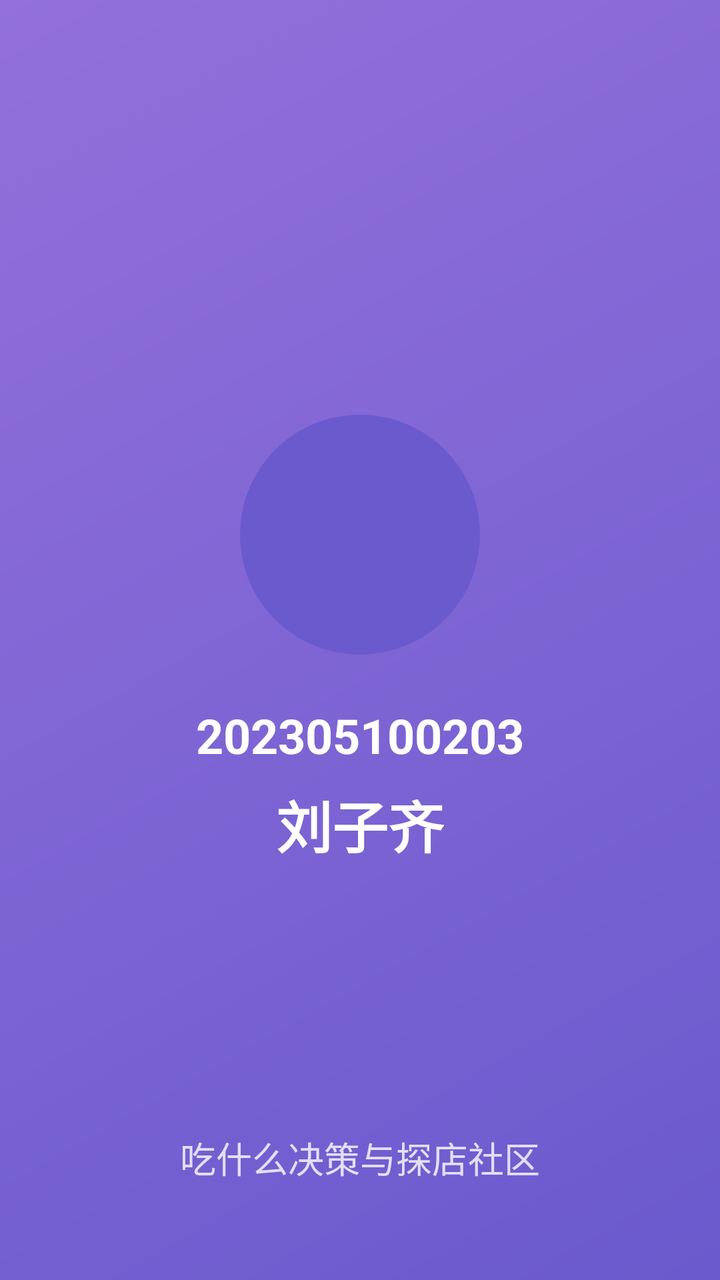
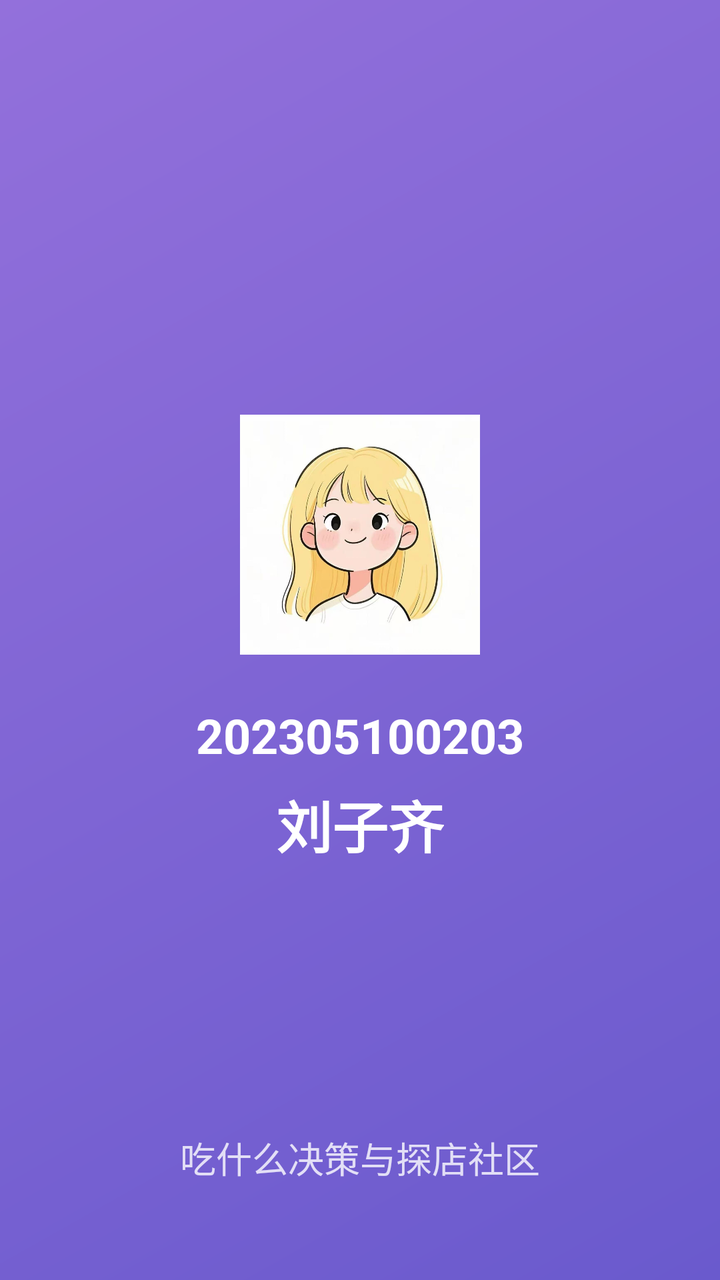

Compare the two renders of this Android layout. The source of the first and the diff that turns it into the second are given below.
<!-- AndroidManifest.xml: activity theme Theme.FoodsApp.Splash -->
<!-- res/layout/activity_splash.xml -->
<?xml version="1.0" encoding="utf-8"?>
<RelativeLayout xmlns:android="http://schemas.android.com/apk/res/android"
    android:layout_width="match_parent"
    android:layout_height="match_parent"
    android:background="@drawable/bg_gradient">

    <LinearLayout
        android:layout_width="wrap_content"
        android:layout_height="wrap_content"
        android:layout_centerInParent="true"
        android:orientation="vertical"
        android:gravity="center_horizontal"
        android:padding="32dp">

        
        <ImageView
            android:id="@+id/iv_avatar"
            android:layout_width="120dp"
            android:layout_height="120dp"
            android:src="@drawable/ic_default_avatar"
            android:contentDescription="头像"
            android:scaleType="centerCrop"
            android:layout_marginBottom="24dp"
            android:elevation="8dp"
            android:outlineProvider="background"
            android:clipToOutline="true"/>

        
        <TextView
            android:id="@+id/tv_student_id"
            android:layout_width="wrap_content"
            android:layout_height="wrap_content"
            android:text="202305100203"
            android:textSize="24sp"
            android:textColor="@color/white"
            android:textStyle="bold"
            android:layout_marginBottom="8dp"/>

        
        <TextView
            android:id="@+id/tv_name"
            android:layout_width="wrap_content"
            android:layout_height="wrap_content"
            android:text="刘子齐"
            android:textSize="28sp"
            android:textColor="@color/white"
            android:textStyle="bold"/>

    </LinearLayout>

    
    <TextView
        android:layout_width="wrap_content"
        android:layout_height="wrap_content"
        android:layout_alignParentBottom="true"
        android:layout_centerHorizontal="true"
        android:layout_marginBottom="48dp"
        android:text="吃什么决策与探店社区"
        android:textSize="18sp"
        android:textColor="@color/white"
        android:alpha="0.8"/>

</RelativeLayout>
<!-- resources referenced by this layout -->
<resources>
  <color name="white">#FFFFFFFF</color>
  <!-- drawable bg_gradient (drawable) -->
  <?xml version="1.0" encoding="utf-8"?>
  <shape xmlns:android="http://schemas.android.com/apk/res/android">
      <gradient
          android:startColor="#FF6A5ACD"
          android:endColor="#FF9370DB"
          android:angle="135"/>
  </shape>
  <!-- drawable ic_default_avatar (drawable) -->
  <?xml version="1.0" encoding="utf-8"?>
  <shape xmlns:android="http://schemas.android.com/apk/res/android"
      android:shape="oval">
      <solid android:color="@color/primary" />
      <size
          android:width="120dp"
          android:height="120dp" />
  </shape>
  <style name="Theme.FoodsApp.Splash" parent="Theme.MaterialComponents.DayNight.NoActionBar">
          <item name="android:windowBackground">@drawable/bg_gradient</item>
          <item name="android:statusBarColor">@android:color/transparent</item>
          <item name="android:navigationBarColor">@android:color/transparent</item>
          <item name="android:windowFullscreen">true</item>
      </style>
  <color name="primary">#FF6A5ACD</color>
</resources>

<!-- the commit's change to res/layout/activity_splash.xml (unified diff, before → after) -->
@@ -17,7 +17,7 @@
             android:id="@+id/iv_avatar"
             android:layout_width="120dp"
             android:layout_height="120dp"
-            android:src="@drawable/ic_default_avatar"
+            android:src="@drawable/avatar_liuziqi"
             android:contentDescription="头像"
             android:scaleType="centerCrop"
             android:layout_marginBottom="24dp"
<!-- resource entries referenced after the edit -->
@@ -1,6 +1,7 @@
 <!-- resources referenced by this layout -->
 <resources>
   <color name="white">#FFFFFFFF</color>
+  <!-- drawable avatar_liuziqi: png bitmap (drawable, 71131 bytes) -->
   <!-- drawable bg_gradient (drawable) -->
   <?xml version="1.0" encoding="utf-8"?>
   <shape xmlns:android="http://schemas.android.com/apk/res/android">
@@ -9,21 +10,11 @@
           android:endColor="#FF9370DB"
           android:angle="135"/>
   </shape>
-  <!-- drawable ic_default_avatar (drawable) -->
-  <?xml version="1.0" encoding="utf-8"?>
-  <shape xmlns:android="http://schemas.android.com/apk/res/android"
-      android:shape="oval">
-      <solid android:color="@color/primary" />
-      <size
-          android:width="120dp"
-          android:height="120dp" />
-  </shape>
   <style name="Theme.FoodsApp.Splash" parent="Theme.MaterialComponents.DayNight.NoActionBar">
           <item name="android:windowBackground">@drawable/bg_gradient</item>
           <item name="android:statusBarColor">@android:color/transparent</item>
           <item name="android:navigationBarColor">@android:color/transparent</item>
           <item name="android:windowFullscreen">true</item>
       </style>
-  <color name="primary">#FF6A5ACD</color>
 </resources>
 
